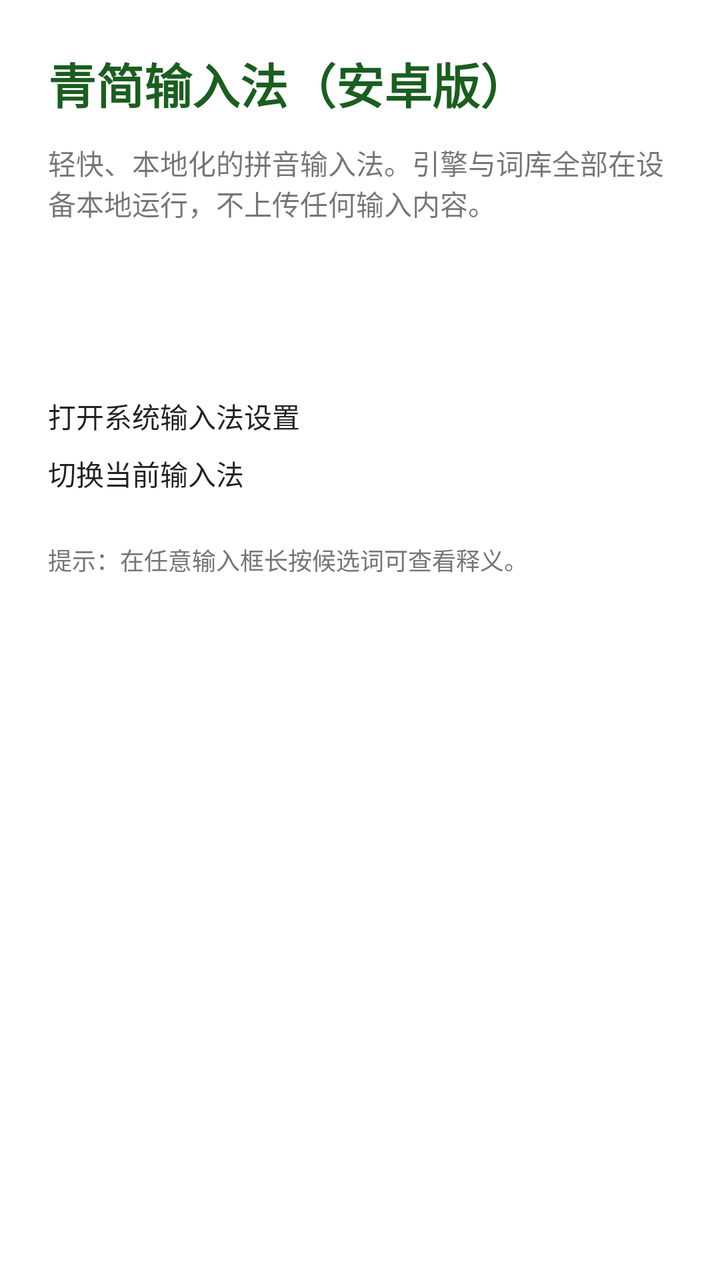
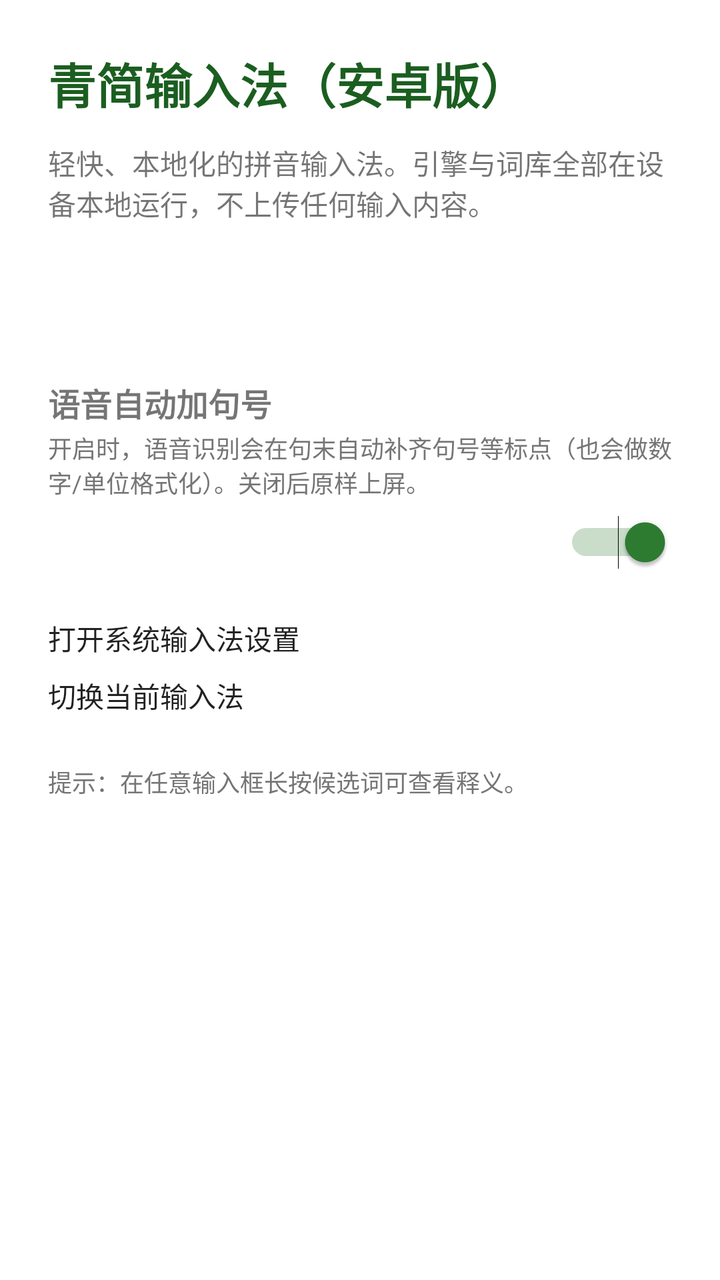

The first picture is an Android layout as it rendered before a commit; the second is the same layout after the commit. The layout source and the unified diff follow.
<!-- AndroidManifest.xml: activity theme Theme.Qingjian -->
<!-- res/layout/activity_settings.xml -->
<?xml version="1.0" encoding="utf-8"?>
<LinearLayout xmlns:android="http://schemas.android.com/apk/res/android"
    android:layout_width="match_parent"
    android:layout_height="match_parent"
    android:orientation="vertical"
    android:padding="24dp">

    <TextView
        android:layout_width="wrap_content"
        android:layout_height="wrap_content"
        android:text="@string/settings_title"
        android:textColor="@color/primary_dark"
        android:textSize="24sp"
        android:textStyle="bold" />

    <TextView
        android:layout_width="match_parent"
        android:layout_height="wrap_content"
        android:layout_marginTop="12dp"
        android:text="@string/settings_intro"
        android:textSize="14sp" />

    <TextView
        android:id="@+id/txtVersion"
        android:layout_width="match_parent"
        android:layout_height="wrap_content"
        android:layout_marginTop="16dp"
        android:textSize="14sp" />

    <TextView
        android:id="@+id/txtEngineStatus"
        android:layout_width="match_parent"
        android:layout_height="wrap_content"
        android:layout_marginTop="8dp"
        android:textSize="14sp" />

    <Button
        android:id="@+id/btnEnableIme"
        android:layout_width="match_parent"
        android:layout_height="wrap_content"
        android:layout_marginTop="24dp"
        android:text="@string/settings_enable_ime" />

    <Button
        android:id="@+id/btnSwitchIme"
        android:layout_width="match_parent"
        android:layout_height="wrap_content"
        android:layout_marginTop="8dp"
        android:text="@string/settings_switch_ime" />

    <TextView
        android:layout_width="match_parent"
        android:layout_height="wrap_content"
        android:layout_marginTop="24dp"
        android:text="@string/settings_note"
        android:textColor="#757575"
        android:textSize="12sp" />

</LinearLayout>
<!-- resources referenced by this layout -->
<resources>
  <color name="primary_dark">#1B5E20</color>
  <string name="settings_enable_ime">打开系统输入法设置</string>
  <string name="settings_intro">轻快、本地化的拼音输入法。引擎与词库全部在设备本地运行，不上传任何输入内容。</string>
  <string name="settings_note">提示：在任意输入框长按候选词可查看释义。</string>
  <string name="settings_switch_ime">切换当前输入法</string>
  <string name="settings_title">青简输入法（安卓版）</string>
  <style name="Theme.Qingjian" parent="@android:style/Theme.Material.Light.NoActionBar">
          <item name="android:statusBarColor">@color/primary_dark</item>
          <item name="android:navigationBarColor">@android:color/white</item>
          <item name="android:windowBackground">@android:color/white</item>
          <item name="android:colorAccent">@color/primary</item>
      </style>
  <color name="primary">#2E7D32</color>
</resources>

<!-- the commit's change to res/layout/activity_settings.xml (unified diff, before → after) -->
@@ -34,6 +34,27 @@
         android:layout_marginTop="8dp"
         android:textSize="14sp" />
 
+    <TextView
+        android:layout_width="match_parent"
+        android:layout_height="wrap_content"
+        android:layout_marginTop="16dp"
+        android:text="语音自动加句号"
+        android:textSize="16sp"
+        android:textStyle="bold" />
+    <TextView
+        android:layout_width="match_parent"
+        android:layout_height="wrap_content"
+        android:layout_marginTop="2dp"
+        android:text="开启时，语音识别会在句末自动补齐句号等标点（也会做数字/单位格式化）。关闭后原样上屏。"
+        android:textColor="#757575"
+        android:textSize="12sp" />
+    <Switch
+        android:id="@+id/swVoicePeriod"
+        android:layout_width="match_parent"
+        android:layout_height="wrap_content"
+        android:layout_marginTop="8dp"
+        android:checked="true" />
+
     <Button
         android:id="@+id/btnEnableIme"
         android:layout_width="match_parent"
